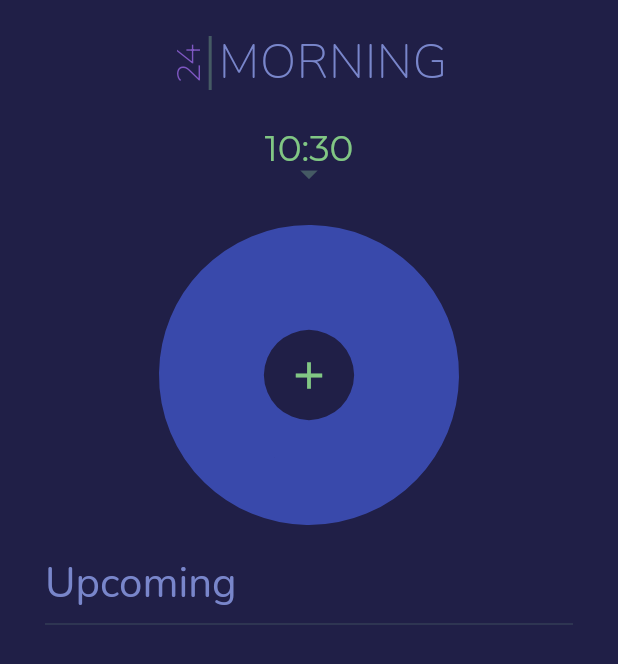
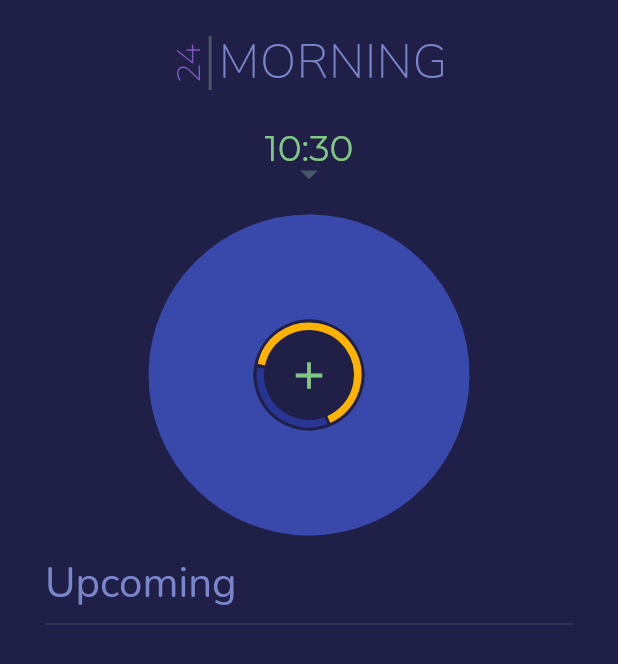
Before and after one commit to scarcheek/SleepScheduler, a Flutter app: the screen it shows after launch, on a phone screen of 412 x 824 dp. Shown: the top 664 px of the screen. Run offline on Flutter 3.47's test engine with Material 2 defaults, Android fonts, the phone set to English and light mode, and no system bars; drawn by our look-alikes of fl_chart; our stand-ins replace google_fonts, shared_preferences.

Commit message:
Day night pie included

```diff
--- a/lib/main.dart
+++ b/lib/main.dart
@@ -93,6 +93,7 @@ class _MyHomePageState extends State<MyHomePage> {
           margin: EdgeInsets.only(top: 20, right: 20, left: 20),
           child: Center(
             child: Column(
+              mainAxisSize: MainAxisSize.max,
               children: <Widget>[
                 ChangeNotifierProvider(
                   create: (context) => _schedule,
--- a/lib/widgets/date_time_header.dart
+++ b/lib/widgets/date_time_header.dart
@@ -14,10 +14,12 @@ class _DateTimeHeaderState extends State<DateTimeHeader> {
   DateTime _currDate = DateTime.now();
 
   _DateTimeHeaderState() {
-    Timer.periodic(Duration(seconds: 10), (timer) => setState(() {
-      _currTime = TimeOfDay.now();
-      _currDate = DateTime.now();
-    }));
+    Timer.periodic(
+        Duration(seconds: 10),
+        (timer) => setState(() {
+              _currTime = TimeOfDay.now();
+              _currDate = DateTime.now();
+            }));
   }
 
   @override
@@ -26,14 +28,11 @@ class _DateTimeHeaderState extends State<DateTimeHeader> {
 
     if (_currTime.hour >= 6 && _currTime.hour < 12) {
       timeName = 'Morning';
-    }
-    else if (_currTime.hour >= 12 && _currTime.hour < 18) {
+    } else if (_currTime.hour >= 12 && _currTime.hour < 18) {
       timeName = 'Afternoon';
-    }
-    else if (_currTime.hour >= 18 && _currTime.hour < 23) {
+    } else if (_currTime.hour >= 18 && _currTime.hour < 23) {
       timeName = 'Evening';
-    }
-    else {
+    } else {
       timeName = 'Night';
     }
 
@@ -41,11 +40,13 @@ class _DateTimeHeaderState extends State<DateTimeHeader> {
       child: Padding(
         padding: EdgeInsets.only(bottom: 20),
         child: Row(
+          mainAxisSize: MainAxisSize.min,
           mainAxisAlignment: MainAxisAlignment.center,
           children: [
             Transform.rotate(
-              angle: -pi/2,
-              child: Text(_currDate.day.toString(), style: Theme.of(context).textTheme.headline4),
+              angle: -pi / 2,
+              child: Text(_currDate.day.toString(),
+                  style: Theme.of(context).textTheme.headline4),
             ),
             VerticalDivider(
               color: Theme.of(context).colorScheme.onPrimary,
@@ -56,7 +57,8 @@ class _DateTimeHeaderState extends State<DateTimeHeader> {
             ),
             Padding(
               padding: EdgeInsets.only(left: 4),
-              child: Text(timeName.toUpperCase(), style: Theme.of(context).textTheme.headline1),
+              child: Text(timeName.toUpperCase(),
+                  style: Theme.of(context).textTheme.headline1),
             ),
           ],
         ),
--- /dev/null
+++ b/lib/widgets/day_night_pie.dart
@@ -0,0 +1,46 @@
+import 'dart:async';
+import 'dart:math';
+
+import 'package:fl_chart/fl_chart.dart';
+import 'package:flutter/material.dart';
+import 'package:sleepscheduler/data/schedule.dart';
+
+class DayNightPie extends StatefulWidget {
+  final double rotation;
+  DayNightPie({Key? key, required this.rotation}) : super(key: key);
+
+  @override
+  _DayNightPieState createState() => _DayNightPieState(rotation);
+}
+
+final List<PieChartSectionData> debugData = [
+  PieChartSectionData(
+      value: 950, radius: 5, showTitle: false, color: Colors.amber[600]),
+  PieChartSectionData(
+      value: 490, radius: 5, showTitle: false, color: Colors.indigo[800]),
+];
+
+class _DayNightPieState extends State<DayNightPie> {
+  double rotation = 0;
+
+  _DayNightPieState(this.rotation);
+
+  @override
+  Widget build(BuildContext context) {
+    double sunrise = 311;
+    int minsPerDay = 24 * 60;
+    double rotationPerMin = 360 / minsPerDay;
+
+    return Container(
+        height: 240,
+        child: PieChart(PieChartData(
+          borderData: FlBorderData(
+            show: false,
+          ),
+          centerSpaceRadius: 30,
+          sections: debugData,
+          sectionsSpace: 2,
+          startDegreeOffset: (rotation + sunrise * rotationPerMin) % 360,
+        )));
+  }
+}
--- a/lib/widgets/sleep_pie.dart
+++ b/lib/widgets/sleep_pie.dart
@@ -5,6 +5,7 @@ import 'package:fl_chart/fl_chart.dart';
 import 'package:flutter/material.dart';
 import 'package:sleepscheduler/data/schedule.dart';
 import 'package:sleepscheduler/data/sleep.dart';
+import 'package:sleepscheduler/widgets/day_night_pie.dart';
 import 'package:sleepscheduler/widgets/snackbar_handler.dart';
 import 'package:sleepscheduler/widgets/text_dialog.dart';
 
@@ -31,9 +32,7 @@ class _SleepPieState extends State<SleepPie> {
   }
 
   void handleTurn(Timer t) {
-    setState(() {
-      rotation = (360 + rotation - rotationPerMin) % 360;
-    });
+    setState(() {});
   }
 
   TimeOfDay currentTime = TimeOfDay.now();
@@ -43,7 +42,7 @@ class _SleepPieState extends State<SleepPie> {
   @override
   void initState() {
     super.initState();
-    turnTimer = Timer.periodic(Duration(minutes: 1), handleTurn);
+    turnTimer = Timer.periodic(Duration(seconds: 1), handleTurn);
     timeTimer = Timer.periodic(Duration(seconds: 1), handleTimeChange);
   }
 
@@ -150,7 +149,6 @@ class _SleepPieState extends State<SleepPie> {
     }
 
     rotation = 270; // rotates the pie to have 00:00 at the top
-    rotation += firstSleepRotationOffset % 360;
     // rotate to the current time
     rotation = (360 +
             rotation -
@@ -185,11 +183,14 @@ class _SleepPieState extends State<SleepPie> {
               borderData: FlBorderData(
                 show: false,
               ),
-              centerSpaceRadius: 30,
+              centerSpaceRadius: 37,
               sections: pieSectors,
               sectionsSpace: 2,
-              startDegreeOffset: rotation,
+              startDegreeOffset: (rotation + firstSleepRotationOffset) % 360,
             )),
+          ),
+          DayNightPie(
+            rotation: rotation,
           ),
           IconButton(
               onPressed: () {
```
